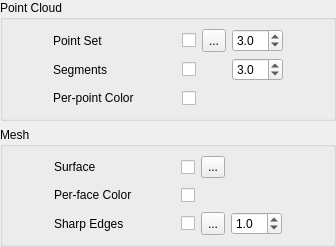
Before: the Qt Designer form code/PolyFit/dlg/wgt_render.ui in LiangliangNan/PolyFit, drawn with Qt 5.
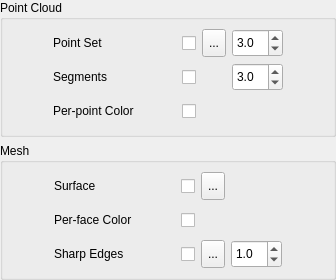
After: the same form once the commit is applied.

The edit to the form file:
```diff
--- a/code/PolyFit/dlg/wgt_render.ui
+++ b/code/PolyFit/dlg/wgt_render.ui
@@ -7,7 +7,7 @@
     <x>0</x>
     <y>0</y>
     <width>336</width>
-    <height>228</height>
+    <height>280</height>
    </rect>
   </property>
   <property name="sizePolicy">
```
Left out of the diff: 28 changed lines with no effect on the pictures.
